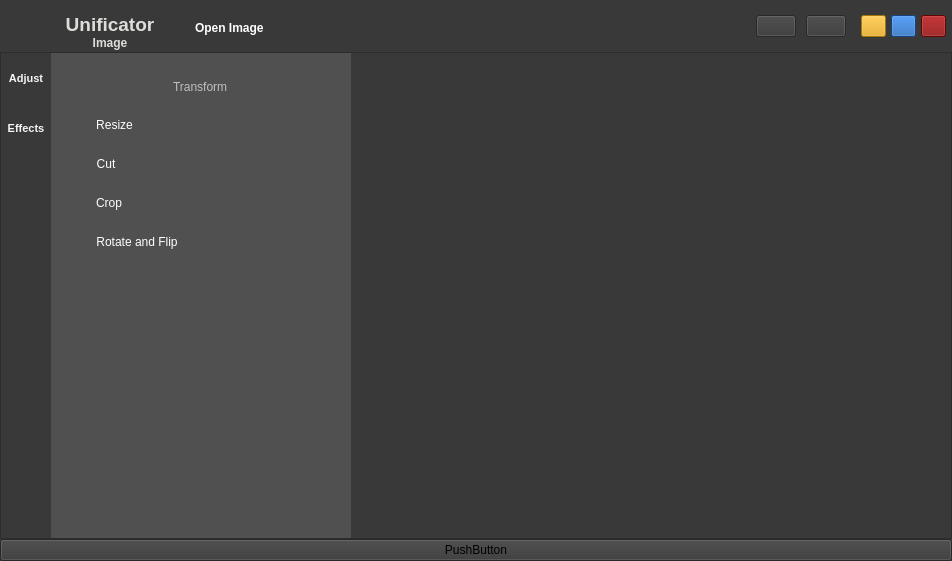
This is src/interface.ui in Btzel/Unificator as Qt 5 draws it before an edit. The edited form follows.
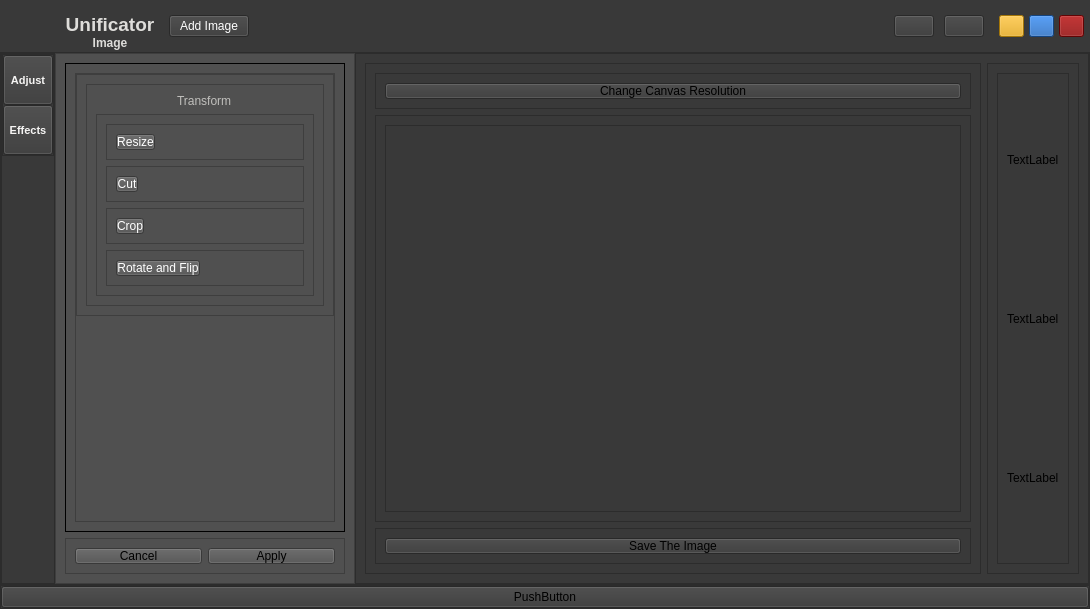
This is the edited form. The open tabs and pages were chosen to show the change. Icons and pictures are not drawn.

Diff of the .ui file:
```diff
--- a/src/interface.ui
+++ b/src/interface.ui
@@ -6,8 +6,8 @@
    <rect>
     <x>0</x>
     <y>0</y>
-    <width>952</width>
-    <height>561</height>
+    <width>1090</width>
+    <height>609</height>
    </rect>
   </property>
   <property name="windowTitle">
@@ -40,7 +40,11 @@
        <bool>true</bool>
       </property>
       <property name="styleSheet">
-       <string notr="true">QFrame { border: none; margin: 0px; padding: 0px; }</string>
+       <string notr="true">QFrame { 
+	margin: 0px;
+	padding: 0px;
+	border: none;
+ }</string>
       </property>
       <property name="frameShape">
        <enum>QFrame::StyledPanel</enum>
@@ -341,7 +345,7 @@
               <number>0</number>
              </property>
              <property name="leftMargin">
-              <number>0</number>
+              <number>9</number>
              </property>
              <property name="topMargin">
               <number>0</number>
@@ -353,56 +357,26 @@
               <number>0</number>
              </property>
              <item>
-              <widget class="QLabel" name="label_4">
+              <widget class="QPushButton" name="add_image_push_button">
                <property name="minimumSize">
                 <size>
-                 <width>35</width>
-                 <height>25</height>
+                 <width>0</width>
+                 <height>0</height>
                 </size>
                </property>
-               <property name="maximumSize">
+               <property name="text">
+                <string>Add Image</string>
+               </property>
+               <property name="icon">
+                <iconset resource="../resources/res.qrc">
+                 <normaloff>:/icons/icons/icons8-plus.svg</normaloff>:/icons/icons/icons8-plus.svg</iconset>
+               </property>
+               <property name="iconSize">
                 <size>
-                 <width>35</width>
+                 <width>20</width>
                  <height>20</height>
                 </size>
                </property>
-               <property name="font">
-                <font>
-                 <pointsize>9</pointsize>
-                </font>
-               </property>
-               <property name="styleSheet">
-                <string notr="true">image: url(:/icons/icons/icons8-plus.svg);</string>
-               </property>
-               <property name="text">
-                <string/>
-               </property>
-              </widget>
-             </item>
-             <item alignment="Qt::AlignLeft">
-              <widget class="QLabel" name="label_3">
-               <property name="maximumSize">
-                <size>
-                 <width>16777215</width>
-                 <height>19</height>
-                </size>
-               </property>
-               <property name="font">
-                <font>
-                 <pointsize>9</pointsize>
-                 <weight>75</weight>
-                 <bold>true</bold>
-                </font>
-               </property>
-               <property name="styleSheet">
-                <string notr="true"/>
-               </property>
-               <property name="text">
-                <string>Open Image</string>
-               </property>
-               <property name="alignment">
-                <set>Qt::AlignBottom|Qt::AlignLeading|Qt::AlignLeft</set>
-               </property>
               </widget>
              </item>
             </layout>
@@ -608,7 +582,7 @@
       </property>
       <property name="styleSheet">
        <string notr="true">QFrame * {
-    border: none;
+
     margin: 0px;
     padding: 0px;
 }
@@ -855,21 +829,6 @@
           <enum>QFrame::Raised</enum>
          </property>
          <layout class="QVBoxLayout" name="verticalLayout_3">
-          <property name="spacing">
-           <number>0</number>
-          </property>
-          <property name="leftMargin">
-           <number>0</number>
-          </property>
-          <property name="topMargin">
-           <number>0</number>
-          </property>
-          <property name="rightMargin">
-           <number>0</number>
-          </property>
-          <property name="bottomMargin">
-           <number>0</number>
-          </property>
           <item>
            <widget class="QStackedWidget" name="stackedWidget_2">
             <property name="enabled">
@@ -891,6 +850,12 @@
              <number>1</number>
             </property>
             <widget class="QWidget" name="adjust_panel">
+             <property name="minimumSize">
+              <size>
+               <width>250</width>
+               <height>300</height>
+              </size>
+             </property>
              <layout class="QHBoxLayout" name="horizontalLayout_10">
               <item>
                <widget class="QScrollArea" name="scrollArea_2">
@@ -902,8 +867,8 @@
                   <rect>
                    <x>0</x>
                    <y>0</y>
-                   <width>282</width>
-                   <height>456</height>
+                   <width>258</width>
+                   <height>443</height>
                   </rect>
                  </property>
                  <layout class="QVBoxLayout" name="verticalLayout_24">
@@ -1528,6 +1493,32 @@
             </widget>
            </widget>
           </item>
+          <item>
+           <widget class="QFrame" name="frame_24">
+            <property name="frameShape">
+             <enum>QFrame::StyledPanel</enum>
+            </property>
+            <property name="frameShadow">
+             <enum>QFrame::Raised</enum>
+            </property>
+            <layout class="QHBoxLayout" name="horizontalLayout_18">
+             <item>
+              <widget class="QPushButton" name="cancel_button">
+               <property name="text">
+                <string>Cancel</string>
+               </property>
+              </widget>
+             </item>
+             <item>
+              <widget class="QPushButton" name="apply_button">
+               <property name="text">
+                <string>Apply</string>
+               </property>
+              </widget>
+             </item>
+            </layout>
+           </widget>
+          </item>
          </layout>
         </widget>
        </item>
@@ -1539,41 +1530,158 @@
          <property name="frameShadow">
           <enum>QFrame::Raised</enum>
          </property>
-         <layout class="QVBoxLayout" name="verticalLayout_4">
-          <property name="spacing">
-           <number>0</number>
-          </property>
-          <property name="leftMargin">
-           <number>0</number>
-          </property>
-          <property name="topMargin">
-           <number>0</number>
-          </property>
-          <property name="rightMargin">
-           <number>0</number>
-          </property>
-          <property name="bottomMargin">
-           <number>0</number>
-          </property>
+         <layout class="QHBoxLayout" name="horizontalLayout_14">
           <item>
-           <widget class="QStackedWidget" name="stackedWidget">
-            <property name="enabled">
-             <bool>false</bool>
+           <widget class="QFrame" name="frame_16">
+            <property name="frameShape">
+             <enum>QFrame::StyledPanel</enum>
             </property>
-            <property name="minimumSize">
-             <size>
-              <width>600</width>
-              <height>0</height>
-             </size>
-            </property>
             <property name="frameShadow">
              <enum>QFrame::Raised</enum>
             </property>
-            <property name="currentIndex">
-             <number>1</number>
+            <layout class="QVBoxLayout" name="verticalLayout_4">
+             <item>
+              <widget class="QFrame" name="frame_22">
+               <property name="frameShape">
+                <enum>QFrame::StyledPanel</enum>
+               </property>
+               <property name="frameShadow">
+                <enum>QFrame::Raised</enum>
+               </property>
+               <layout class="QHBoxLayout" name="horizontalLayout_16">
+                <item>
+                 <widget class="QPushButton" name="canvas_resolution_button">
+                  <property name="text">
+                   <string>Change Canvas Resolution</string>
+                  </property>
+                 </widget>
+                </item>
+               </layout>
+              </widget>
+             </item>
+             <item>
+              <widget class="QFrame" name="frame_19">
+               <property name="minimumSize">
+                <size>
+                 <width>400</width>
+                 <height>400</height>
+                </size>
+               </property>
+               <property name="frameShape">
+                <enum>QFrame::StyledPanel</enum>
+               </property>
+               <property name="frameShadow">
+                <enum>QFrame::Raised</enum>
+               </property>
+               <layout class="QHBoxLayout" name="horizontalLayout_15">
+                <item>
+                 <widget class="QGraphicsView" name="visualizer">
+                  <property name="verticalScrollBarPolicy">
+                   <enum>Qt::ScrollBarAlwaysOff</enum>
+                  </property>
+                  <property name="horizontalScrollBarPolicy">
+                   <enum>Qt::ScrollBarAlwaysOff</enum>
+                  </property>
+                  <property name="sizeAdjustPolicy">
+                   <enum>QAbstractScrollArea::AdjustToContents</enum>
+                  </property>
+                  <property name="backgroundBrush">
+                   <brush brushstyle="CrossPattern">
+                    <color alpha="120">
+                     <red>0</red>
+                     <green>0</green>
+                     <blue>0</blue>
+                    </color>
+                   </brush>
+                  </property>
+                  <property name="foregroundBrush">
+                   <brush brushstyle="NoBrush">
+                    <color alpha="255">
+                     <red>0</red>
+                     <green>0</green>
+                     <blue>0</blue>
+                    </color>
+                   </brush>
+                  </property>
+                  <property name="interactive">
+                   <bool>true</bool>
+                  </property>
+                  <property name="cacheMode">
+                   <set>QGraphicsView::CacheNone</set>
+                  </property>
+                  <property name="resizeAnchor">
+                   <enum>QGraphicsView::AnchorViewCenter</enum>
+                  </property>
+                 </widget>
+                </item>
+               </layout>
+              </widget>
+             </item>
+             <item>
+              <widget class="QFrame" name="frame_20">
+               <property name="frameShape">
+                <enum>QFrame::StyledPanel</enum>
+               </property>
+               <property name="frameShadow">
+                <enum>QFrame::Raised</enum>
+               </property>
+               <layout class="QHBoxLayout" name="horizontalLayout_17">
+                <item>
+                 <widget class="QPushButton" name="save_button">
+                  <property name="text">
+                   <string>Save The Image</string>
+                  </property>
+                 </widget>
+                </item>
+               </layout>
+              </widget>
+             </item>
+            </layout>
+           </widget>
+          </item>
+          <item>
+           <widget class="QFrame" name="layer_frame">
+            <property name="frameShape">
+             <enum>QFrame::StyledPanel</enum>
             </property>
-            <widget class="QWidget" name="page"/>
-            <widget class="QWidget" name="page_2"/>
+            <property name="frameShadow">
+             <enum>QFrame::Raised</enum>
+            </property>
+            <layout class="QVBoxLayout" name="verticalLayout_10">
+             <item>
+              <widget class="QFrame" name="frame_21">
+               <property name="frameShape">
+                <enum>QFrame::StyledPanel</enum>
+               </property>
+               <property name="frameShadow">
+                <enum>QFrame::Raised</enum>
+               </property>
+               <layout class="QVBoxLayout" name="verticalLayout_11">
+                <item>
+                 <widget class="QLabel" name="label_12">
+                  <property name="text">
+                   <string>TextLabel</string>
+                  </property>
+                 </widget>
+                </item>
+                <item>
+                 <widget class="QLabel" name="label_11">
+                  <property name="text">
+                   <string>TextLabel</string>
+                  </property>
+                 </widget>
+                </item>
+                <item>
+                 <widget class="QLabel" name="label_10">
+                  <property name="text">
+                   <string>TextLabel</string>
+                  </property>
+                 </widget>
+                </item>
+               </layout>
+              </widget>
+             </item>
+            </layout>
            </widget>
           </item>
          </layout>
@@ -1588,7 +1696,7 @@
        <bool>true</bool>
       </property>
       <property name="styleSheet">
-       <string notr="true">QFrame { border: none; margin: 0px; padding: 0px; }</string>
+       <string notr="true">QFrame { margin: 0px; padding: 0px; }</string>
       </property>
       <property name="frameShape">
        <enum>QFrame::StyledPanel</enum>
```
Left out of the diff: 12 changed lines with no effect on the pictures.
